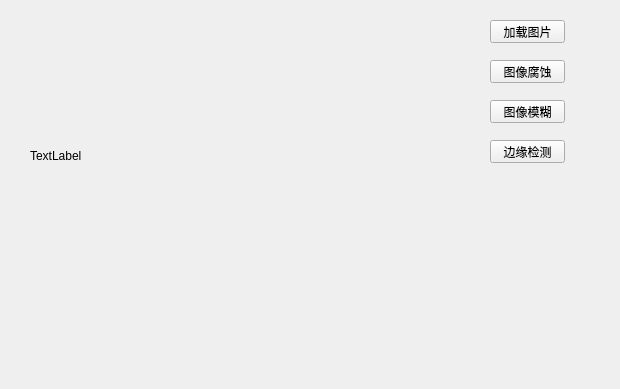
Old version of the form PictureFactory/PictureEditor.ui in the repository fruh1ing/PictureFactory.
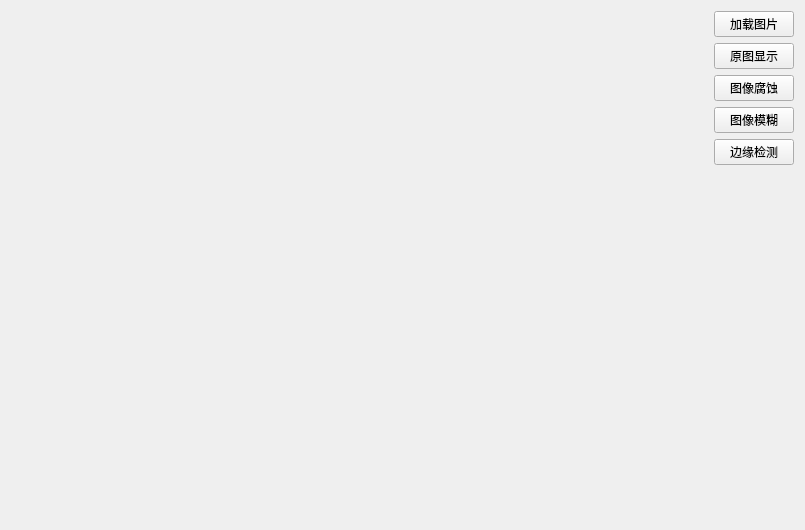
New version of the form.

The edit to the form file:
```diff
--- a/PictureFactory/PictureEditor.ui
+++ b/PictureFactory/PictureEditor.ui
@@ -6,78 +6,84 @@
    <rect>
     <x>0</x>
     <y>0</y>
-    <width>620</width>
-    <height>389</height>
+    <width>805</width>
+    <height>530</height>
    </rect>
   </property>
   <property name="windowTitle">
    <string>PictureEditor</string>
   </property>
+  <layout class="QHBoxLayout" name="horizontalLayout" stretch="1,0">
+   <item>
+    <widget class="QWidget" name="widget" native="true">
+     <widget class="QLabel" name="label_pic">
+      <property name="geometry">
+       <rect>
+        <x>0</x>
+        <y>0</y>
+        <width>704</width>
+        <height>512</height>
+       </rect>
+      </property>
+      <property name="text">
+       <string/>
+      </property>
+     </widget>
+    </widget>
+   </item>
+   <item>
+    <layout class="QVBoxLayout" name="verticalLayout">
+     <item>
   <widget class="QPushButton" name="pushButton_load">
-   <property name="geometry">
-    <rect>
-     <x>490</x>
-     <y>20</y>
-     <width>75</width>
-     <height>23</height>
-    </rect>
-   </property>
    <property name="text">
     <string>加载图片</string>
    </property>
   </widget>
-  <widget class="QLabel" name="label_pic">
-   <property name="geometry">
-    <rect>
-     <x>30</x>
-     <y>30</y>
-     <width>381</width>
-     <height>251</height>
-    </rect>
-   </property>
+     </item>
+     <item>
+      <widget class="QPushButton" name="pushButton_original">
    <property name="text">
-    <string>TextLabel</string>
-   </property>
-  </widget>
+        <string>原图显示</string>
+       </property>
+      </widget>
+     </item>
+     <item>
   <widget class="QPushButton" name="pushButton_erosion">
-   <property name="geometry">
-    <rect>
-     <x>490</x>
-     <y>60</y>
-     <width>75</width>
-     <height>23</height>
-    </rect>
-   </property>
    <property name="text">
     <string>图像腐蚀</string>
    </property>
   </widget>
+     </item>
+     <item>
   <widget class="QPushButton" name="pushButton_blur">
-   <property name="geometry">
-    <rect>
-     <x>490</x>
-     <y>100</y>
-     <width>75</width>
-     <height>23</height>
-    </rect>
-   </property>
    <property name="text">
     <string>图像模糊</string>
    </property>
   </widget>
+     </item>
+     <item>
   <widget class="QPushButton" name="pushButton_edge">
-   <property name="geometry">
-    <rect>
-     <x>490</x>
-     <y>140</y>
-     <width>75</width>
-     <height>23</height>
-    </rect>
-   </property>
    <property name="text">
     <string>边缘检测</string>
    </property>
   </widget>
+     </item>
+     <item>
+      <spacer name="verticalSpacer">
+       <property name="orientation">
+        <enum>Qt::Vertical</enum>
+       </property>
+       <property name="sizeHint" stdset="0">
+        <size>
+         <width>20</width>
+         <height>40</height>
+        </size>
+       </property>
+      </spacer>
+     </item>
+    </layout>
+   </item>
+  </layout>
  </widget>
  <layoutdefault spacing="6" margin="11"/>
  <resources/>
```
Lines whose indentation alone changed are shown as unchanged.
